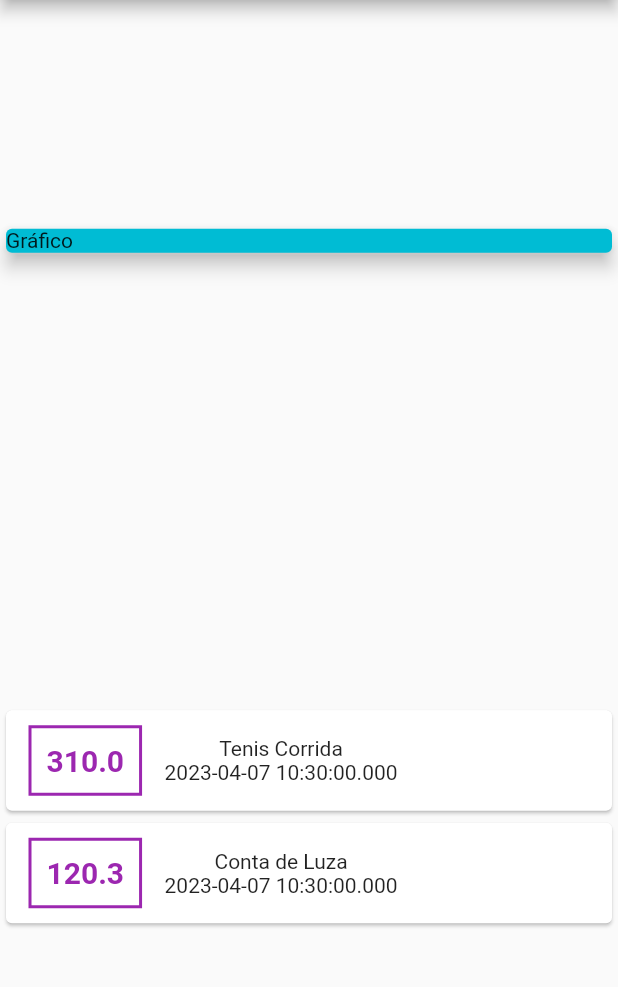
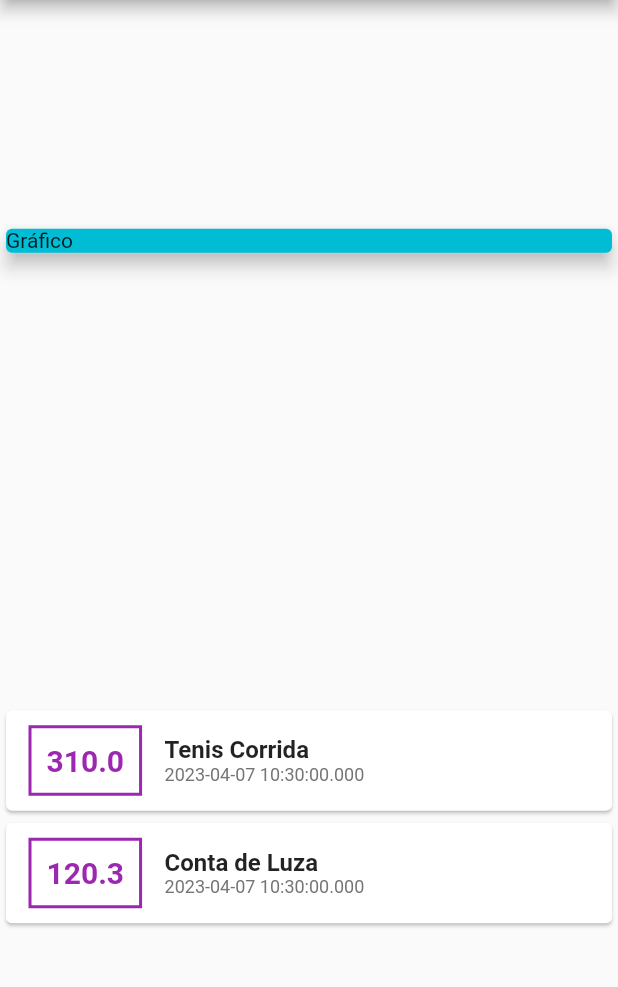
Before and after one commit to 9reis/despesas_pessoais__flutter, a Flutter app: the screen it shows after launch, on a phone screen of 412 x 824 dp, the part 84-1071 px from its top. Run offline on Flutter 3.47's test engine with Material 2 defaults, Android fonts, the phone set to English and light mode, and no system bars.

Commit message:
Desafio Estilo Titulo e Data - Resposta

```diff
--- a/lib/main.dart
+++ b/lib/main.dart
@@ -80,9 +80,22 @@ class MyHomePage extends StatelessWidget {
                         ),
                       ),
                       Column(
+                        crossAxisAlignment: CrossAxisAlignment.start,
                         children: [
-                          Text(tr.title),
-                          Text(tr.date.toString()),
+                          Text(
+                            tr.title,
+                            style: TextStyle(
+                              fontSize: 16,
+                              fontWeight: FontWeight.bold,
+                            ),
+                          ),
+                          Text(
+                            tr.date.toString(),
+                            style: TextStyle(
+                              fontSize: 12,
+                              color: Colors.grey[600],
+                            ),
+                          ),
                         ],
                       ),
                     ],
```
